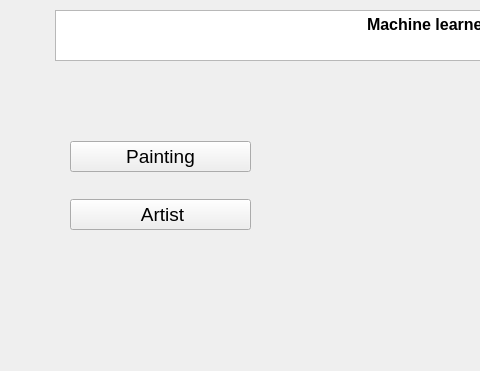
This is erste_GUI/window11.ui in Atomhaster/WBS_GroupProject as Qt 5 draws it before an edit; both pictures show x 0 to 480 and y 0 to 371 of the 1101 by 750 pixel window. The edited form follows.
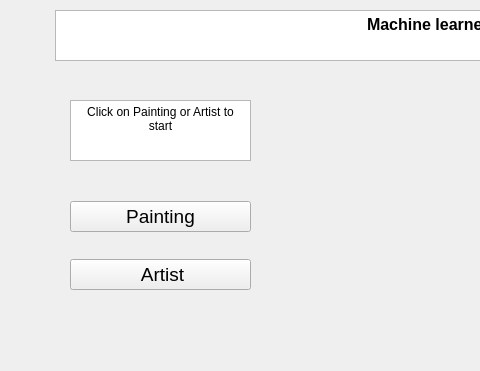
This is the edited form. Icons and pictures are not drawn.

Patch:
```diff
--- a/erste_GUI/window11.ui
+++ b/erste_GUI/window11.ui
@@ -38,7 +38,7 @@
     <property name="geometry">
      <rect>
       <x>70</x>
-      <y>120</y>
+      <y>180</y>
       <width>181</width>
       <height>131</height>
      </rect>
@@ -150,6 +150,26 @@
      <bool>true</bool>
     </property>
    </widget>
+   <widget class="QTextBrowser" name="textBrowser">
+    <property name="geometry">
+     <rect>
+      <x>70</x>
+      <y>100</y>
+      <width>181</width>
+      <height>61</height>
+     </rect>
+    </property>
+    <property name="html">
+     <string>&lt;!DOCTYPE HTML PUBLIC &quot;-//W3C//DTD HTML 4.0//EN&quot; &quot;http://www.w3.org/TR/REC-html40/strict.dtd&quot;&gt;
+&lt;html&gt;&lt;head&gt;&lt;meta name=&quot;qrichtext&quot; content=&quot;1&quot; /&gt;&lt;meta charset=&quot;utf-8&quot; /&gt;&lt;style type=&quot;text/css&quot;&gt;
+p, li { white-space: pre-wrap; }
+hr { height: 1px; border-width: 0; }
+li.unchecked::marker { content: &quot;\2610&quot;; }
+li.checked::marker { content: &quot;\2612&quot;; }
+&lt;/style&gt;&lt;/head&gt;&lt;body style=&quot; font-family:'Segoe UI'; font-size:9pt; font-weight:400; font-style:normal;&quot;&gt;
+&lt;p align=&quot;center&quot; style=&quot; margin-top:0px; margin-bottom:0px; margin-left:0px; margin-right:0px; -qt-block-indent:0; text-indent:0px;&quot;&gt;Click on Painting or Artist to start&lt;/p&gt;&lt;/body&gt;&lt;/html&gt;</string>
+    </property>
+   </widget>
   </widget>
   <widget class="QMenuBar" name="menubar">
    <property name="geometry">
```
